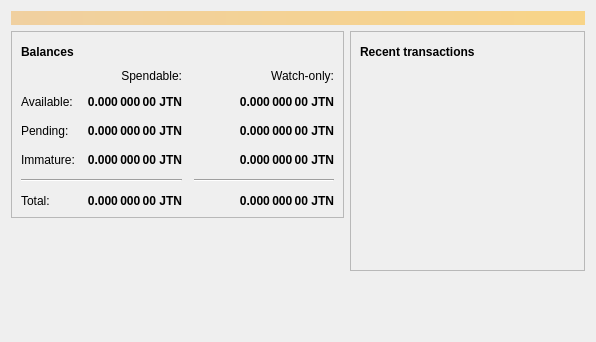
First picture: the form in src/qt/forms/overviewpage.ui, repository Fintefy/bitcoin, before the edit.
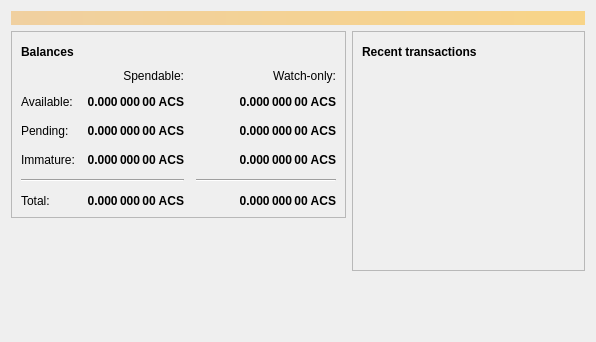
Second picture: the form after the edit. Icons and pictures are not drawn.

What changed in the file:
```diff
--- a/src/qt/forms/overviewpage.ui
+++ b/src/qt/forms/overviewpage.ui
@@ -129,7 +129,7 @@
                <string>Unconfirmed transactions to watch-only addresses</string>
               </property>
               <property name="text">
-               <string notr="true">0.000 000 00 JTN</string>
+               <string notr="true">0.000 000 00 ACS</string>
               </property>
               <property name="alignment">
                <set>Qt::AlignRight|Qt::AlignTrailing|Qt::AlignVCenter</set>
@@ -154,7 +154,7 @@
                <string>Total of transactions that have yet to be confirmed, and do not yet count toward the spendable balance</string>
               </property>
               <property name="text">
-               <string notr="true">0.000 000 00 JTN</string>
+               <string notr="true">0.000 000 00 ACS</string>
               </property>
               <property name="alignment">
                <set>Qt::AlignRight|Qt::AlignTrailing|Qt::AlignVCenter</set>
@@ -179,7 +179,7 @@
                <string>Mined balance in watch-only addresses that has not yet matured</string>
               </property>
               <property name="text">
-               <string notr="true">0.000 000 00 JTN</string>
+               <string notr="true">0.000 000 00 ACS</string>
               </property>
               <property name="alignment">
                <set>Qt::AlignRight|Qt::AlignTrailing|Qt::AlignVCenter</set>
@@ -237,7 +237,7 @@
                <string>Mined balance that has not yet matured</string>
               </property>
               <property name="text">
-               <string notr="true">0.000 000 00 JTN</string>
+               <string notr="true">0.000 000 00 ACS</string>
               </property>
               <property name="alignment">
                <set>Qt::AlignRight|Qt::AlignTrailing|Qt::AlignVCenter</set>
@@ -282,7 +282,7 @@
                <string>Your current total balance</string>
               </property>
               <property name="text">
-               <string notr="true">0.000 000 00 JTN</string>
+               <string notr="true">0.000 000 00 ACS</string>
               </property>
               <property name="alignment">
                <set>Qt::AlignRight|Qt::AlignTrailing|Qt::AlignVCenter</set>
@@ -307,7 +307,7 @@
                <string>Current total balance in watch-only addresses</string>
               </property>
               <property name="text">
-               <string notr="true">0.000 000 00 JTN</string>
+               <string notr="true">0.000 000 00 ACS</string>
               </property>
               <property name="alignment">
                <set>Qt::AlignRight|Qt::AlignTrailing|Qt::AlignVCenter</set>
@@ -349,7 +349,7 @@
                <string>Your current spendable balance</string>
               </property>
               <property name="text">
-               <string notr="true">0.000 000 00 JTN</string>
+               <string notr="true">0.000 000 00 ACS</string>
               </property>
               <property name="alignment">
                <set>Qt::AlignRight|Qt::AlignTrailing|Qt::AlignVCenter</set>
@@ -374,7 +374,7 @@
                <string>Your current balance in watch-only addresses</string>
               </property>
               <property name="text">
-               <string notr="true">0.000 000 00 JTN</string>
+               <string notr="true">0.000 000 00 ACS</string>
               </property>
               <property name="alignment">
                <set>Qt::AlignRight|Qt::AlignTrailing|Qt::AlignVCenter</set>
```
